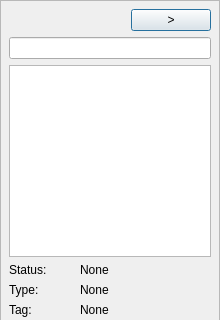
First picture: the form in SourceCode/Revelation/RevelationRightSidebar.ui, repository rhzxg/Revelation, before the edit; both pictures show x 0 to 220 and y 0 to 320 of the 220 by 560 pixel window.
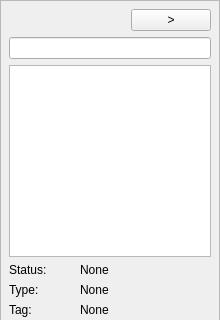
Second picture: the form after the edit.

Diff of the .ui file:
```diff
--- a/SourceCode/Revelation/RevelationRightSidebar.ui
+++ b/SourceCode/Revelation/RevelationRightSidebar.ui
@@ -1,7 +1,7 @@
 <?xml version="1.0" encoding="UTF-8"?>
 <ui version="4.0">
  <class>RevelationRightSidebarClass</class>
- <widget class="QDialog" name="RevelationRightSidebarClass">
+ <widget class="QWidget" name="RevelationRightSidebarClass">
   <property name="geometry">
    <rect>
     <x>0</x>
```
